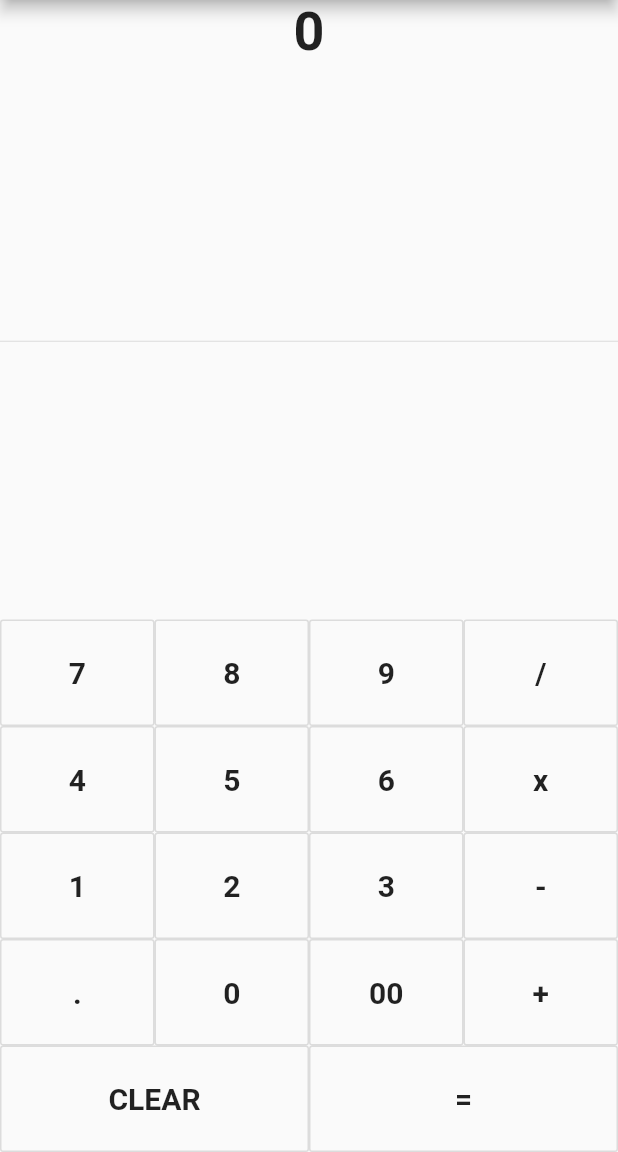
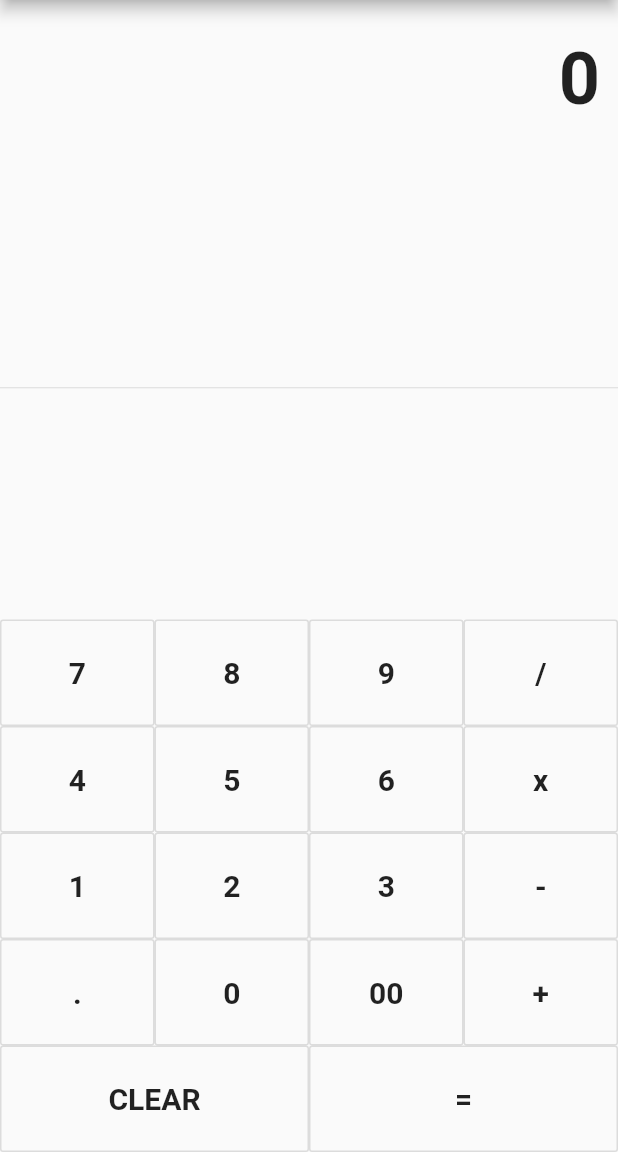
Before and after one commit to fahimulshimul/flutter_calculator, a Flutter app: the screen it shows after launch, on a phone screen of 412 x 824 dp, the part 84-1236 px from its top. Run offline on Flutter 3.47's test engine with Material 2 defaults, Android fonts, the phone set to English and light mode, and no system bars.

Commit message:
add padding style and alignment of display text

```diff
--- a/lib/main.dart
+++ b/lib/main.dart
@@ -50,10 +50,14 @@ class _MyHomePageState extends State<MyHomePage> {
         child: new Column(
           children: <Widget>[
             new Container(
+                alignment: Alignment.centerRight,
+                padding:
+                    new EdgeInsets.symmetric(vertical: 24.0, horizontal: 12.0),
                 child: new Text(
-              "0",
-              style: new TextStyle(fontSize: 36.0, fontWeight: FontWeight.bold),
-            )),
+                  "0",
+                  style: new TextStyle(
+                      fontSize: 48.0, fontWeight: FontWeight.bold),
+                )),
             new Expanded(
               child: new Divider(),
             ),
```
